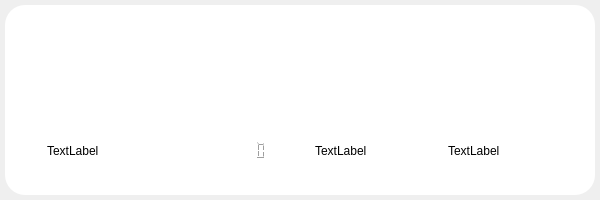
This is qt/mainwindow.ui in rgoomes/Launcher as Qt 5 draws it before an edit. The edited form follows.
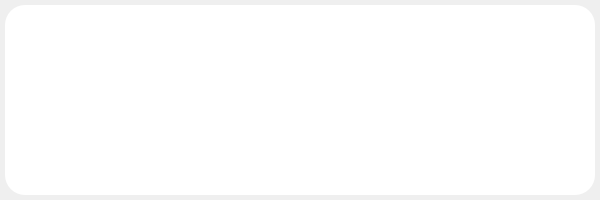
This is the edited form. Custom widgets are drawn as their Qt base class.

Patch:
```diff
--- a/qt/mainwindow.ui
+++ b/qt/mainwindow.ui
@@ -77,58 +77,6 @@
             <item>
              <widget class="ResultWidget" name="widget_2" native="true"/>
             </item>
-            <item>
-             <widget class="QWidget" name="widget" native="true">
-              <property name="minimumSize">
-               <size>
-                <width>552</width>
-                <height>0</height>
-               </size>
-              </property>
-              <property name="maximumSize">
-               <size>
-                <width>16777215</width>
-                <height>45</height>
-               </size>
-              </property>
-              <widget class="QWidget" name="horizontalLayoutWidget">
-               <property name="geometry">
-                <rect>
-                 <x>9</x>
-                 <y>-1</y>
-                 <width>551</width>
-                 <height>41</height>
-                </rect>
-               </property>
-               <layout class="QHBoxLayout" name="horizontalLayout">
-                <item>
-                 <widget class="QLabel" name="label_2">
-                  <property name="text">
-                   <string>TextLabel</string>
-                  </property>
-                 </widget>
-                </item>
-                <item>
-                 <widget class="QLCDNumber" name="lcdNumber"/>
-                </item>
-                <item>
-                 <widget class="QLabel" name="label_3">
-                  <property name="text">
-                   <string>TextLabel</string>
-                  </property>
-                 </widget>
-                </item>
-                <item>
-                 <widget class="QLabel" name="label">
-                  <property name="text">
-                   <string>TextLabel</string>
-                  </property>
-                 </widget>
-                </item>
-               </layout>
-              </widget>
-             </widget>
-            </item>
            </layout>
           </widget>
          </item>
```
